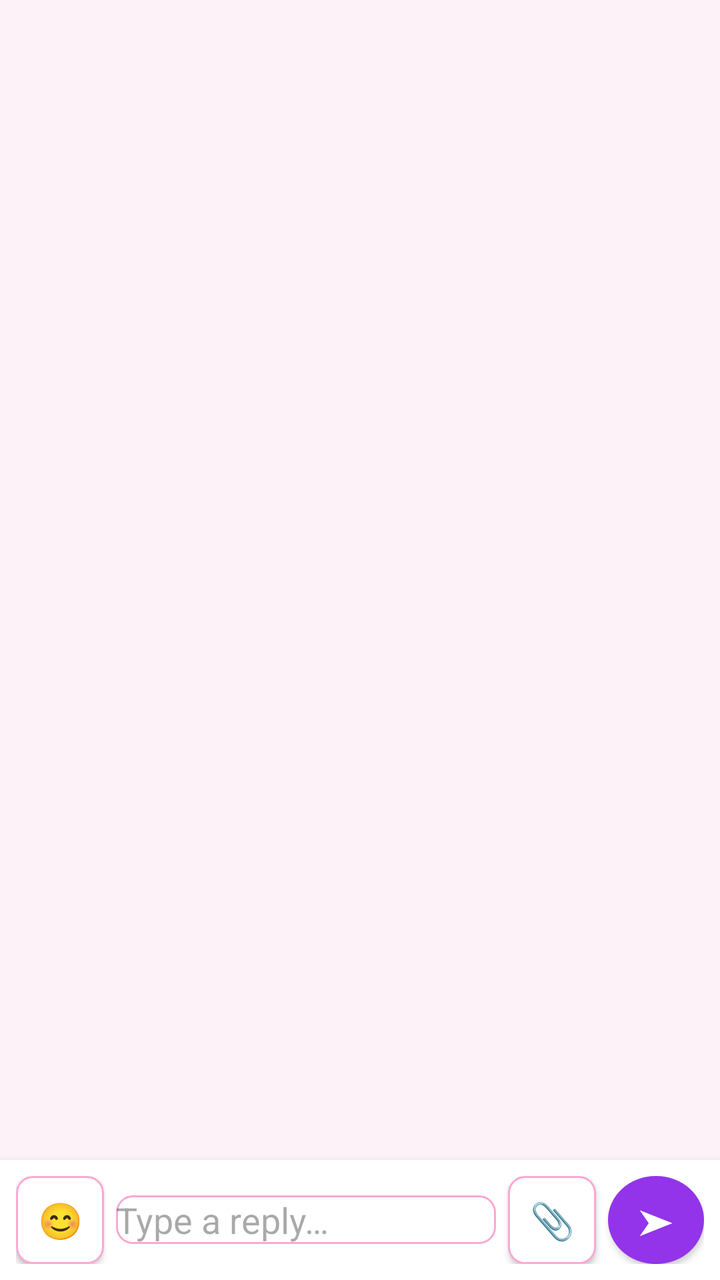
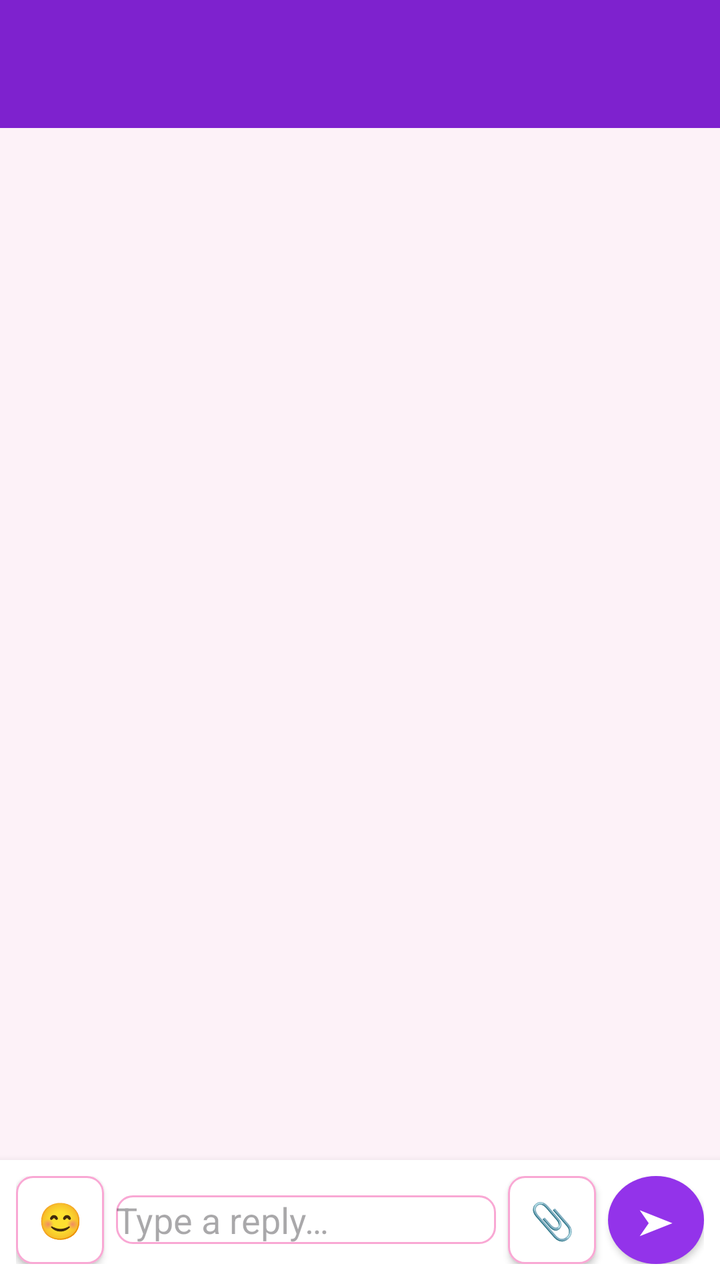

Screens rendered from an Android XML layout before and after an edit, with the pre-edit source and the edit as a unified diff.
<!-- AndroidManifest.xml: application theme Theme.OperatorChat -->
<!-- res/layout/activity_chat.xml -->
<?xml version="1.0" encoding="utf-8"?>
<LinearLayout xmlns:android="http://schemas.android.com/apk/res/android"
    android:id="@+id/chat_root"
    android:layout_width="match_parent"
    android:layout_height="match_parent"
    android:orientation="vertical"
    android:background="#FDF2F8">

    
    <TextView
        android:id="@+id/thread_title"
        android:layout_width="match_parent"
        android:layout_height="wrap_content"
        android:padding="14dp"
        android:textSize="17sp"
        android:textStyle="bold"
        android:textColor="#4A044E"
        android:background="#FDF2F8" />

    <TextView
        android:id="@+id/chat_status"
        android:layout_width="match_parent"
        android:layout_height="wrap_content"
        android:paddingLeft="14dp"
        android:paddingRight="14dp"
        android:paddingBottom="4dp"
        android:textSize="12sp"
        android:textColor="#9333EA" />

    
    <androidx.recyclerview.widget.RecyclerView
        android:id="@+id/message_recycler"
        android:layout_width="match_parent"
        android:layout_height="0dp"
        android:layout_weight="1"
        android:clipToPadding="false"
        android:padding="10dp" />

    
    <androidx.recyclerview.widget.RecyclerView
        android:id="@+id/emoji_bar"
        android:layout_width="match_parent"
        android:layout_height="44dp"
        android:visibility="gone"
        android:background="#FFFFFF" />

    
    <LinearLayout
        android:layout_width="match_parent"
        android:layout_height="wrap_content"
        android:orientation="horizontal"
        android:gravity="center_vertical"
        android:padding="8dp"
        android:background="#FFFFFF"
        android:elevation="6dp">

        <Button
            android:id="@+id/emoji_button"
            android:layout_width="44dp"
            android:layout_height="44dp"
            android:padding="0dp"
            android:minWidth="0dp"
            android:minHeight="0dp"
            android:contentDescription="Emoji"
            android:text="😊"
            android:textSize="18sp"
            android:background="@drawable/input_bg" />

        <EditText
            android:id="@+id/reply_input"
            android:layout_width="0dp"
            android:layout_height="wrap_content"
            android:layout_weight="1"
            android:layout_marginLeft="6dp"
            android:layout_marginRight="6dp"
            android:hint="Type a reply…"
            android:maxLines="4"
            android:gravity="top"
            android:background="@drawable/input_bg" />

        <Button
            android:id="@+id/attach_button"
            android:layout_width="44dp"
            android:layout_height="44dp"
            android:padding="0dp"
            android:minWidth="0dp"
            android:minHeight="0dp"
            android:contentDescription="Attach file"
            android:text="📎"
            android:textSize="18sp"
            android:background="@drawable/input_bg" />

        <Button
            android:id="@+id/send_button"
            android:layout_width="48dp"
            android:layout_height="44dp"
            android:layout_marginLeft="6dp"
            android:padding="0dp"
            android:minWidth="0dp"
            android:minHeight="0dp"
            android:contentDescription="Send"
            android:text="➤"
            android:textSize="18sp"
            android:textColor="#FFFFFF"
            android:background="@drawable/send_bg" />
    </LinearLayout>
</LinearLayout>
<!-- resources referenced by this layout -->
<resources>
  <!-- drawable input_bg (drawable) -->
  <?xml version="1.0" encoding="utf-8"?>
  <shape xmlns:android="http://schemas.android.com/apk/res/android"
      android:shape="rectangle">
      <solid android:color="#FFFFFF" />
      <corners android:radius="8dp" />
      <stroke android:width="1dp" android:color="#F9A8D4" />
  </shape>
  <!-- drawable send_bg (drawable) -->
  <?xml version="1.0" encoding="utf-8"?>
  <shape xmlns:android="http://schemas.android.com/apk/res/android"
      android:shape="oval">
      <solid android:color="#9333EA" />
  </shape>
  <style name="Theme.OperatorChat" parent="Theme.Material3.DayNight.NoActionBar">
          <item name="colorPrimary">@color/purple</item>
          <item name="colorOnPrimary">@color/white</item>
      </style>
  <color name="purple">#9333EA</color>
  <color name="white">#FFFFFF</color>
</resources>

<!-- the commit's change to res/layout/activity_chat.xml (unified diff, before → after) -->
@@ -7,15 +7,12 @@
     android:background="#FDF2F8">
 
     
-    <TextView
-        android:id="@+id/thread_title"
+    <androidx.appcompat.widget.Toolbar
+        android:id="@+id/chat_toolbar"
         android:layout_width="match_parent"
-        android:layout_height="wrap_content"
-        android:padding="14dp"
-        android:textSize="17sp"
-        android:textStyle="bold"
-        android:textColor="#4A044E"
-        android:background="#FDF2F8" />
+        android:layout_height="?attr/actionBarSize"
+        android:background="#7E22CE"
+        android:titleTextColor="#FFFFFF" />
 
     <TextView
         android:id="@+id/chat_status"
